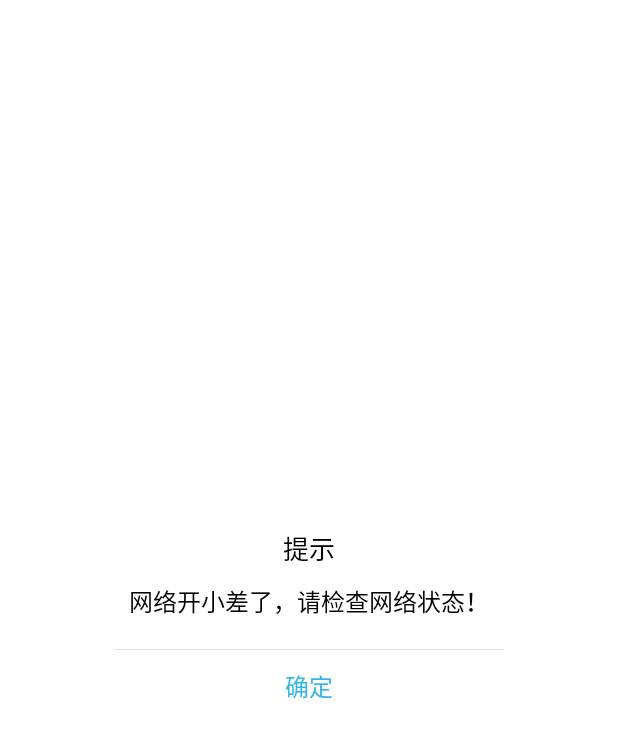
After one commit to huxuelei/App20220104, an Android app built with Jetpack Compose: the layout dialog_intenet_error.xml on its own in the app's theme, with its tools: preview values and no code run, on a phone screen of 412 x 824 dp. The commit adds this screen. Shown: the top 738 px of the screen. Run offline under Robolectric (Android 15) with nearby library versions, the phone set to English and light mode, and no system bars.

Commit message:
增加数据加载弹框；网络错误弹框

```diff
--- a/app/build.gradle
+++ b/app/build.gradle
@@ -76,6 +76,5 @@ dependencies {
     debugImplementation "androidx.compose.ui:ui-tooling:$compose_version"
 
     implementation project(path: ':httplib')
-    implementation project(path: ':uilib')
     implementation project(path: ':framelib')
 }
--- a/app/src/main/java/com/sidney/task/activity/TestActivity.java
+++ b/app/src/main/java/com/sidney/task/activity/TestActivity.java
@@ -15,6 +15,7 @@ import com.sidney.tools.JsonUtils;
 import com.sidney.tools.LogUtils;
 
 public class TestActivity extends BaseActivity<ActivityTestBinding, TestVM> {
+
 
     @Override
     protected void onCreate(Bundle savedInstanceState) {
@@ -38,11 +39,13 @@ public class TestActivity extends BaseActivity<ActivityTestBinding, TestVM> {
             @Override
             public void onLeftClick(TitleBar titleBar) {
                 showToast("左项 View 被点击");
+
             }
 
             @Override
             public void onTitleClick(TitleBar titleBar) {
-                showToast("中间 View 被点击");
+                //showToast("中间 View 被点击");
+
             }
 
             @Override
--- a/framelib/build.gradle
+++ b/framelib/build.gradle
@@ -36,6 +36,7 @@ dependencies {
     implementation 'com.google.android.material:material:1.3.0'
 
     api project(path: ':toolslib')
+    api project(path: ':uilib')
     // 沉浸式框架：https://github.com/gyf-dev/ImmersionBar
     api 'com.gyf.immersionbar:immersionbar:3.0.0'
     // 标题栏框架：https://github.com/getActivity/TitleBar
--- /dev/null
+++ b/uilib/src/main/res/drawable/dialog_loading_bg.xml
@@ -0,0 +1,6 @@
+<?xml version="1.0" encoding="utf-8"?>
+<shape xmlns:android="http://schemas.android.com/apk/res/android"
+    android:shape="rectangle">
+    <solid android:color="#ff333333" />
+    <corners android:radius="5dp" />
+</shape>
--- /dev/null
+++ b/uilib/src/main/res/drawable/shape_dialog_white_bg.xml
@@ -0,0 +1,13 @@
+<?xml version="1.0" encoding="utf-8"?>
+<shape xmlns:android="http://schemas.android.com/apk/res/android"
+    android:shape="rectangle">
+
+    <gradient
+        android:angle="45"
+        android:endColor="#FFFFFF"
+        android:startColor="#FFFFFF" />
+
+    <!-- 设置圆角矩形 -->
+    <corners android:radius="7dp" />
+
+</shape>
--- /dev/null
+++ b/uilib/src/main/res/layout/dialog_intenet_error.xml
@@ -0,0 +1,62 @@
+<?xml version="1.0" encoding="utf-8"?>
+<FrameLayout xmlns:android="http://schemas.android.com/apk/res/android"
+    android:layout_width="match_parent"
+    android:layout_height="match_parent">
+
+    <LinearLayout
+        android:layout_width="wrap_content"
+        android:layout_height="wrap_content"
+        android:layout_gravity="center"
+        android:background="@drawable/shape_dialog_white_bg"
+        android:orientation="vertical">
+
+        <TextView
+            android:layout_width="wrap_content"
+            android:layout_height="wrap_content"
+            android:layout_gravity="center"
+            android:layout_marginLeft="10dp"
+            android:layout_marginTop="10dp"
+            android:layout_marginRight="10dp"
+            android:ellipsize="end"
+            android:gravity="center"
+            android:lines="1"
+            android:text="提示"
+            android:textColor="@android:color/black"
+            android:textSize="17sp" />
+
+
+        <TextView
+            android:layout_width="wrap_content"
+            android:layout_height="wrap_content"
+            android:layout_gravity="center"
+            android:layout_marginLeft="10dp"
+            android:layout_marginTop="10dp"
+            android:layout_marginRight="10dp"
+            android:ellipsize="end"
+            android:gravity="center"
+            android:lines="1"
+            android:text="网络开小差了，请检查网络状态！"
+            android:textColor="@android:color/black"
+            android:textSize="16sp" />
+
+        <View
+            style="@style/public_line_e0e0e0"
+            android:layout_marginTop="20dp" />
+
+        <TextView
+            android:id="@+id/tv_sure"
+            android:layout_width="match_parent"
+            android:layout_height="48dp"
+            android:layout_gravity="center"
+            android:layout_weight="1"
+            android:background="@null"
+            android:ellipsize="end"
+            android:gravity="center"
+            android:lines="1"
+            android:text="确定"
+            android:textColor="@android:color/holo_blue_light"
+            android:textSize="16sp" />
+
+    </LinearLayout>
+
+</FrameLayout>
--- a/uilib/src/main/res/values/themes.xml
+++ b/uilib/src/main/res/values/themes.xml
@@ -10,4 +10,29 @@
         <item name="android:windowIsFloating">false</item>
         <item name="android:windowAnimationStyle">@style/Animation.AppCompat.Dialog</item>
     </style>
+
+
+    <style name="Dialog_Loading">
+        <item name="android:windowFrame">@null</item>
+        <item name="android:windowIsFloating">true</item>
+        <item name="android:windowIsTranslucent">false</item>
+        <item name="android:windowNoTitle">true</item>
+        <item name="android:windowBackground">@drawable/dialog_loading_bg</item>
+        <item name="android:backgroundDimEnabled">false</item>
+        <item name="android:backgroundDimAmount">0.6</item>
+    </style>
+
+    <!-- 横线颜色 -->
+    <style name="public_line_e0e0e0">
+        <item name="android:layout_width">match_parent</item>
+        <item name="android:layout_height">0.5dip</item>
+        <item name="android:background">#DEDEDE</item>
+    </style>
+
+    <!-- 横线颜色 颜色较浅de -->
+    <style name="public_line_ededed">
+        <item name="android:layout_width">match_parent</item>
+        <item name="android:layout_height">0.5dip</item>
+        <item name="android:background">#ededed</item>
+    </style>
 </resources>
```
Also changed, not shown: framelib/src/main/java/com/sidney/framelib/activity/BaseActivity.java (+44 -0 lines), uilib/src/main/java/com/sidney/ui/dialog/IntenetErrorDialog.java (added, +59 -0 lines), uilib/src/main/java/com/sidney/ui/dialog/LoadingDialog.java (added, +110 -0 lines), uilib/src/main/res/drawable/loading_drawable.xml (added, +7 -0 lines), uilib/src/main/res/layout/dialog_loading.xml (added, +24 -0 lines), uilib/src/main/res/drawable/loading.png (added).
